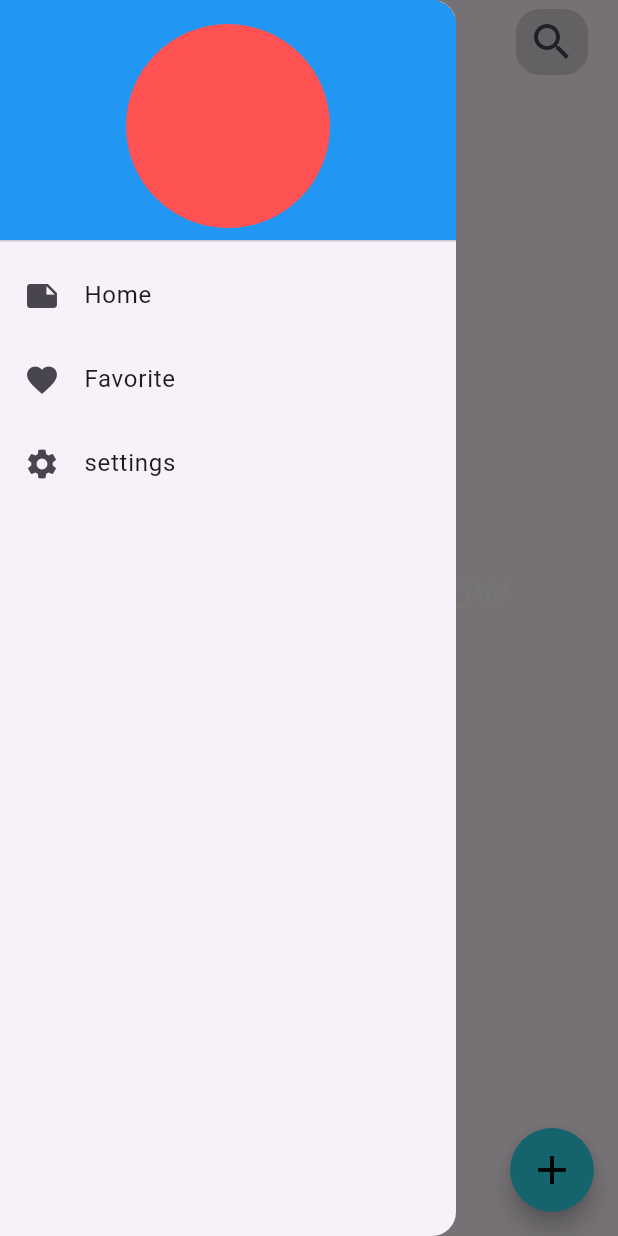
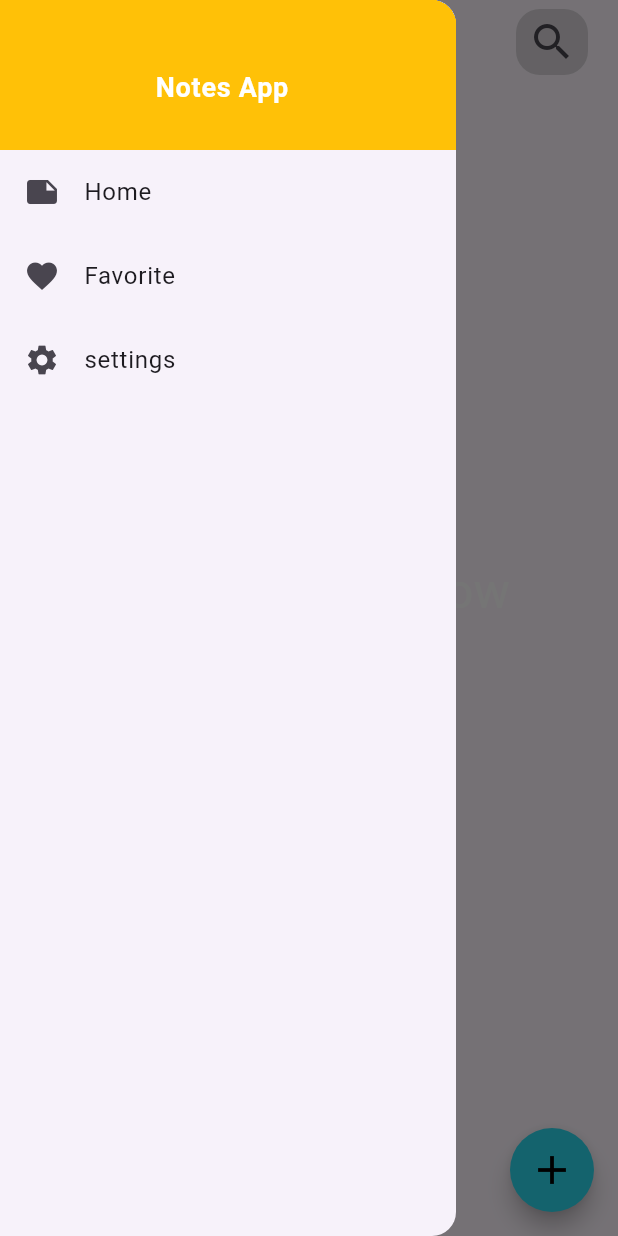
Before and after one commit to Evil-Knight1/notes_app, a Flutter app: the screen it shows after launch, with the side drawer open, on a phone screen of 412 x 824 dp. Run offline on Flutter 3.47's test engine with Material 3 defaults, Android fonts, the phone set to English and light mode, and no system bars; our stand-ins replace bloc, flutter_bloc, flutter_colorpicker, font_awesome_flutter, hive, hive_flutter and 1 more; accounts and stored records are empty.

```diff
--- a/lib/main.dart
+++ b/lib/main.dart
@@ -4,7 +4,7 @@ import 'package:hive_flutter/hive_flutter.dart';
 import 'package:notes_app/constants.dart';
 import 'package:notes_app/cubit/notes_cubit/notes_cubit.dart';
 import 'package:notes_app/models/notes_model.dart';
-import 'package:notes_app/pages/notes_page.dart';
+import 'package:notes_app/pages/splash_screen.dart';
 import 'package:notes_app/service/setting_service.dart';
 import 'package:notes_app/simple_bloc_observer.dart';
 
@@ -35,13 +35,15 @@ class NotesApp extends StatelessWidget {
       child: BlocBuilder<NotesCubit, NoteState>(
         builder: (context, state) {
           return MaterialApp(
+            themeAnimationCurve: Curves.easeIn,
+            themeAnimationDuration: const Duration(milliseconds: 250),
             debugShowCheckedModeBanner: false,
             themeMode: SettingsService.loadThemeMode()!
                 ? ThemeMode.dark
                 : ThemeMode.light,
             darkTheme: ThemeData.dark(),
             theme: ThemeData.light().copyWith(),
-            home: const NotesPage(),
+            home: const SplashScreen(),
           );
         },
       ),
--- a/lib/pages/notes_page.dart
+++ b/lib/pages/notes_page.dart
@@ -6,8 +6,10 @@ import 'package:notes_app/pages/fav_notes_page.dart';
 import 'package:notes_app/pages/settings_page.dart';
 import 'package:notes_app/widgets/custom_app_bar.dart';
 import 'package:notes_app/widgets/add_note.dart';
+import 'package:notes_app/widgets/custom_icon_button.dart';
 import 'package:notes_app/widgets/custom_note_item.dart';
 import 'package:notes_app/widgets/custom_text_button.dart';
+import 'package:notes_app/widgets/search_field.dart';
 
 class NotesPage extends StatefulWidget {
   const NotesPage({super.key});
@@ -19,24 +21,112 @@ class NotesPage extends StatefulWidget {
 class _NotesPageState extends State<NotesPage> {
   @override
   void initState() {
-
     context.read<NotesCubit>().fetchNotes();
     super.initState();
+  }
+
+  bool _isSearching = false;
+  List<NotesModel> notes = [];
+  List<NotesModel> searchedNotes = [];
+  final TextEditingController _controller = TextEditingController();
+  void addSearchedForItemsToSearchedList(String searchedNote) {
+    searchedNotes = notes
+        .where((note) =>
+            note.title.toLowerCase().contains(searchedNote.toLowerCase()))
+        .toList();
+    print(searchedNotes);
+    print(notes.length);
+    setState(() {});
+  }
+
+  Widget _buildAppBarTitle() {
+    return const Text(
+      'Notes',
+      style: TextStyle(fontSize: 36),
+    );
+  }
+
+  List<Widget> _buildAppBarActions() {
+    if (_isSearching) {
+      return [
+        IconButton(
+          onPressed: () {
+            if (_controller.text != "") {
+              _controller.clear();
+              setState(() {});
+            } else {
+              _isSearching = false;
+              setState(() {});
+              Navigator.pop(context);
+            }
+          },
+          icon: const Icon(Icons.clear),
+        ),
+      ];
+    } else {
+      return [
+        CustomIconButton(
+          icon: const Icon(
+            Icons.search,
+            size: 32,
+          ),
+          backgroundColor: const Color(0x639E9E9E),
+          onPressed: () => _startSearch(),
+          tooltip: 'Search Bar',
+        ),
+        const SizedBox(
+          width: 20,
+        ),
+      ];
+    }
+  }
+
+  void _startSearch() {
+    ModalRoute.of(context)!
+        .addLocalHistoryEntry(LocalHistoryEntry(onRemove: _stopSearch));
+    setState(() {
+      _isSearching = true;
+    });
+  }
+
+  void _stopSearch() {
+    _controller.clear();
+    setState(() {
+      _isSearching = false;
+    });
   }
 
   @override
   Widget build(BuildContext context) {
     return Scaffold(
-        appBar: CustomAppBar.customAppBar(
-            title: 'Notes',
-            icon: Icons.search,
-            background: const Color(0x639E9E9E),
-            onPressed: () {}),
+        appBar: AppBar(
+          leading: _isSearching
+              ? BackButton(
+                  onPressed: () {
+                    setState(() {
+                      _controller.clear();
+                      _isSearching = false;
+                    });
+                    Navigator.pop(context);
+                  },
+                )
+              : null,
+          title: _isSearching
+              ? SearchField(
+                  controller: _controller,
+                  hint: 'Find Characters',
+                  onChanged: (searchedNote) {
+                    addSearchedForItemsToSearchedList(searchedNote);
+                  },
+                )
+              : _buildAppBarTitle(),
+          actions: _buildAppBarActions(),
+        ),
         drawer: const CustomDrawer(),
         floatingActionButton: customFloatingActionButton(context),
         body: BlocBuilder<NotesCubit, NoteState>(
           builder: (context, state) {
-            List<NotesModel> notes = context.read<NotesCubit>().notes;
+            notes = context.read<NotesCubit>().notes;
             return notes.isEmpty
                 ? SizedBox(
                     width: double.infinity,
@@ -65,9 +155,13 @@ class _NotesPageState extends State<NotesPage> {
                   )
                 : ListView.builder(
                     physics: const BouncingScrollPhysics(),
-                    itemCount: notes.length,
+                    itemCount: _isSearching && _controller.text.isNotEmpty
+                        ? searchedNotes.length
+                        : notes.length,
                     itemBuilder: (context, index) => CustomNoteItem(
-                          note: notes[index],
+                          note: _isSearching && _controller.text.isNotEmpty
+                              ? searchedNotes[index]
+                              : notes[index],
                         ));
           },
         ));
@@ -113,14 +207,20 @@ class CustomDrawer extends StatelessWidget {
   Widget build(BuildContext context) {
     return Drawer(
       child: ListView(
+        padding: const EdgeInsets.all(0),
         children: [
-          const DrawerHeader(
-              decoration: BoxDecoration(
-                color: Colors.blue,
-              ),
-              child: CircleAvatar(
-                backgroundColor: Colors.redAccent,
+          const SizedBox(
+            height: 100,
+            child: ListTile(
+              tileColor: Colors.amber,
+              textColor: Colors.white,
+              title: Center(
+                  child: Text(
+                'Notes App',
+                style: TextStyle(fontWeight: FontWeight.bold, fontSize: 18),
               )),
+            ),
+          ),
           const ListTile(
             leading: Icon(Icons.note),
             title: Text('Home'),
--- a/lib/widgets/custom_app_bar.dart
+++ b/lib/widgets/custom_app_bar.dart
@@ -6,7 +6,7 @@ class CustomAppBar {
       {void Function()? onPressed,
       IconData? icon,
       Color? background,
-      required String title}) {
+      required String title, List<Widget>? action}) {
     return AppBar(
       title: Text(
         title,
--- a/pubspec.yaml
+++ b/pubspec.yaml
@@ -37,6 +37,7 @@ dependencies:
   hive: ^2.2.3
   hive_flutter: ^1.1.0
   intl: ^0.19.0
+  lottie: ^3.1.3
   modal_progress_hud_nsn: ^0.5.1
 
 dev_dependencies:
@@ -57,8 +58,8 @@ flutter:
   uses-material-design: true
 
   # To add assets to your application, add an assets section, like this:
-  # assets:
-  #   - images/a_dot_burr.jpeg
+  assets:
+    - assets/animation/
   #   - images/a_dot_ham.jpeg
   # An image asset can refer to one or more resolution-specific "variants", see
   # https://flutter.dev/assets-and-images/#resolution-aware
```
Also changed, not shown: assets/animation/note_animation.json (added, +1 -0 lines), lib/pages/choose_theme_page.dart (added, +59 -0 lines), lib/pages/splash_screen.dart (added, +52 -0 lines), lib/widgets/edit_note_body.dart (+7 -2 lines), lib/widgets/search_field.dart (added, +30 -0 lines), lib/services/notification_service.dart (deleted), pubspec.lock, 1 other file.
